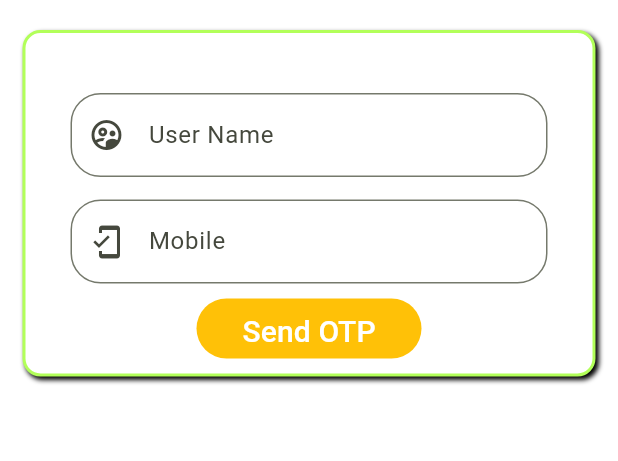
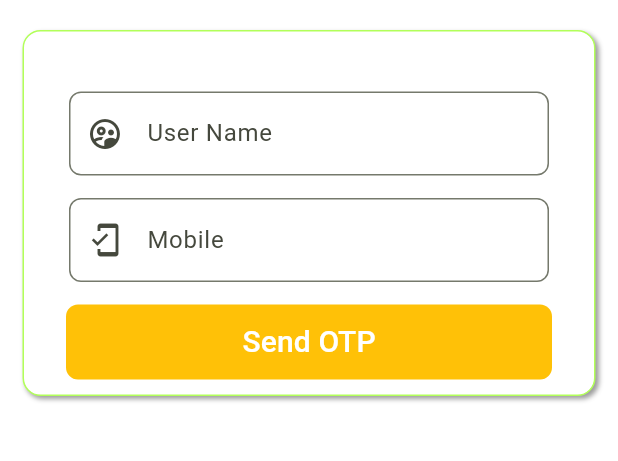
Before and after one commit to abhijeeeth/T-gram, a Flutter app: the forgetPassword screen opened directly, on a phone screen of 412 x 824 dp, the part 234-695 px from its top. Run offline on Flutter 3.47's test engine with Material 3 defaults, Android fonts, the light colour scheme and no system bars; our stand-ins replace dio, file_picker, flutter_bloc, fluttertoast, geocoding, geolocator and 13 more; missing offline and left inert: flutter_downloader, geolocator_web, image_picker_for_web, jailbreak_root_detection, mobile_scanner, schedulers and 1 more; accounts and stored records are empty; Roboto replaces fonts that are missing (Cairo).

Commit message:
Refactor forget password UI for improved styling and layout

```diff
--- a/lib/forgetPassword.dart
+++ b/lib/forgetPassword.dart
@@ -53,10 +53,10 @@ class _forgetPasswordState extends State<forgetPassword> {
                     borderRadius: BorderRadius.circular(12.0),
                     color: Colors.white,
                     border:
-                        Border.all(color: Colors.lightGreenAccent, width: 2),
+                        Border.all(color: Colors.lightGreenAccent, width: 1),
                     boxShadow: const [
                       BoxShadow(
-                        color: Colors.black,
+                        color: Color.fromARGB(99, 0, 0, 0),
                         blurRadius: 2.0,
                         spreadRadius: 0.0,
                         offset:
@@ -80,7 +80,7 @@ class _forgetPasswordState extends State<forgetPassword> {
                               border: OutlineInputBorder(
                                 borderSide: BorderSide(width: 2),
                                 borderRadius: const BorderRadius.all(
-                                    Radius.circular(20.0)),
+                                    Radius.circular(8.0)),
                               ),
                               prefixIcon:
                                   Icon(Icons.supervised_user_circle_outlined),
@@ -98,7 +98,7 @@ class _forgetPasswordState extends State<forgetPassword> {
                               border: OutlineInputBorder(
                                 borderSide: BorderSide(width: 2),
                                 borderRadius: const BorderRadius.all(
-                                    Radius.circular(20.0)),
+                                    Radius.circular(8.0)),
                               ),
                               prefixIcon: Icon(Icons.mobile_friendly_outlined),
                               labelText: 'Mobile',
@@ -106,12 +106,13 @@ class _forgetPasswordState extends State<forgetPassword> {
                         ),
                       ),
                       Container(
-                        margin: const EdgeInsets.only(top: 10.0, bottom: 0.0),
-                        height: 40,
-                        width: 150,
+                        margin: const EdgeInsets.only(
+                            top: 15.0, bottom: 0.0, left: 13, right: 13),
+                        height: 50,
+                        width: double.infinity,
                         decoration: BoxDecoration(
                             color: Colors.amber,
-                            borderRadius: BorderRadius.circular(20)),
+                            borderRadius: BorderRadius.circular(8)),
                         child: TextButton(
                             // color: Colors.amber,
                             child: Text(
```
